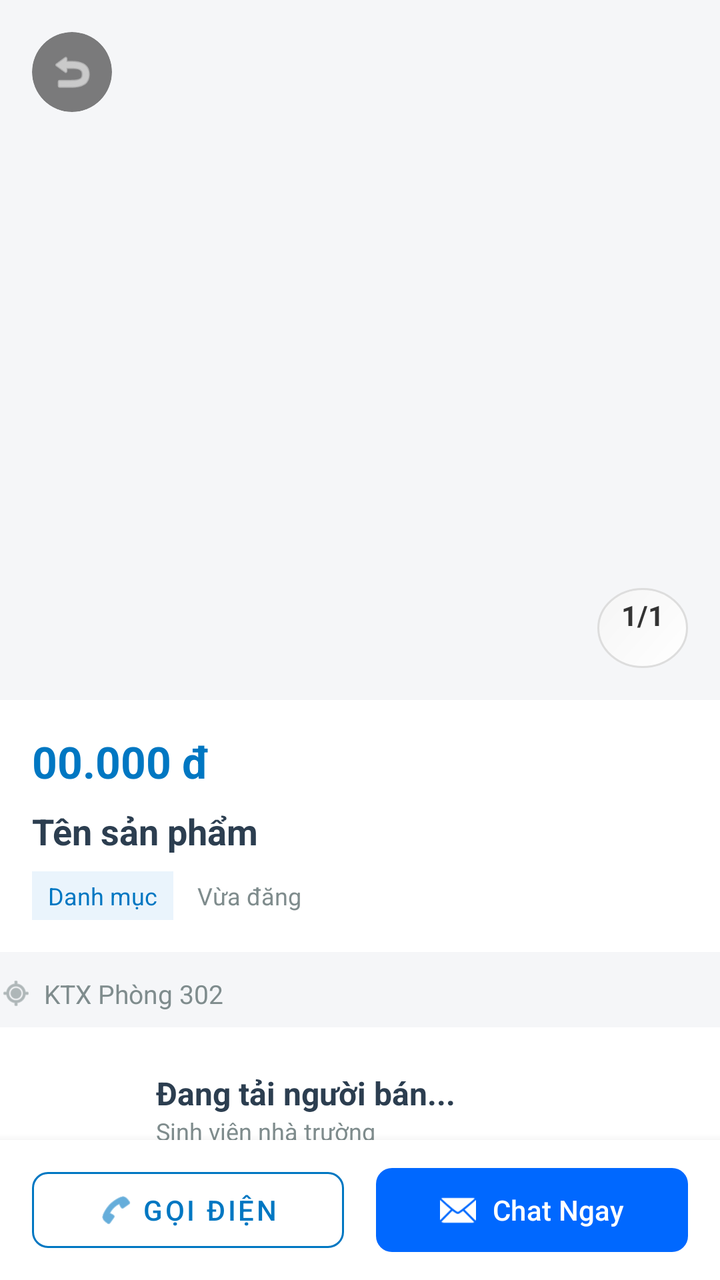
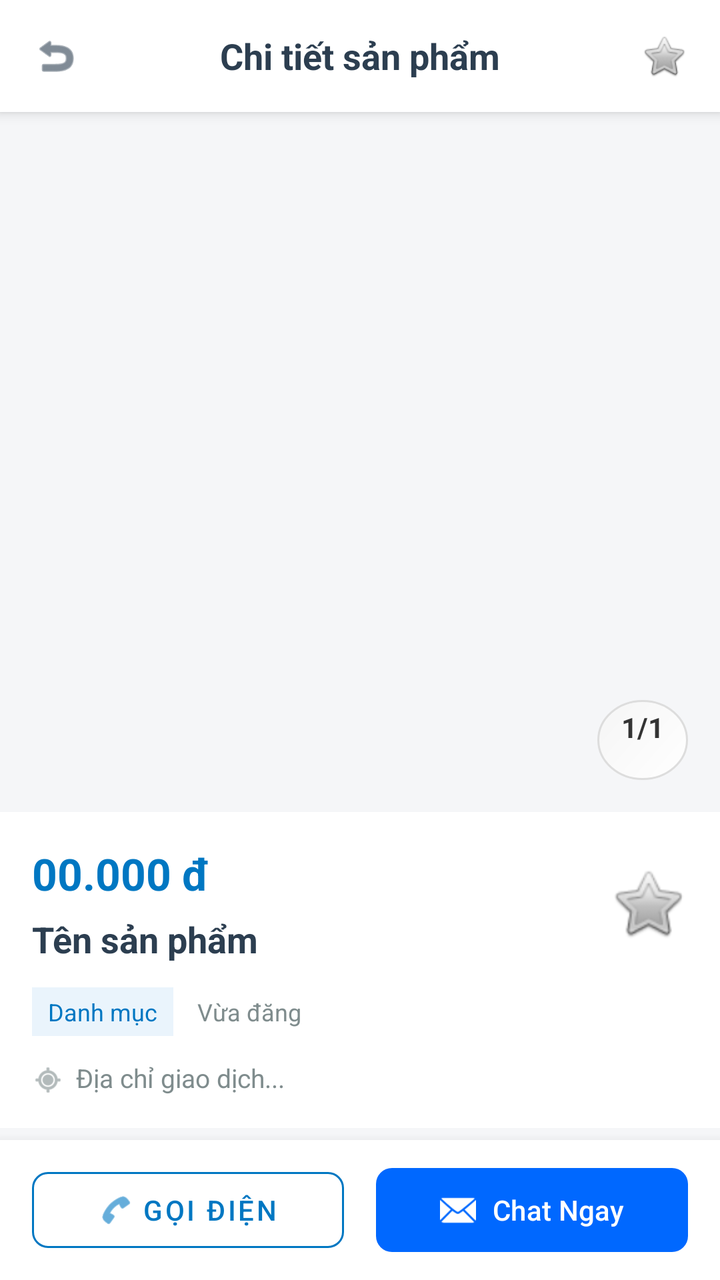

Compare the two renders of this Android layout. The source of the first and the diff that turns it into the second are given below.
<!-- AndroidManifest.xml: application theme Theme.Marketplace -->
<!-- res/layout/activity_product_detail.xml -->
<?xml version="1.0" encoding="utf-8"?>
<androidx.constraintlayout.widget.ConstraintLayout
    xmlns:android="http://schemas.android.com/apk/res/android"
    xmlns:app="http://schemas.android.com/apk/res-auto"
    android:layout_width="match_parent"
    android:layout_height="match_parent"
    android:background="#F5F6F8"> 

    
    <androidx.core.widget.NestedScrollView
        android:layout_width="match_parent"
        android:layout_height="0dp"
        app:layout_constraintTop_toTopOf="parent"
        app:layout_constraintBottom_toTopOf="@id/bottomActionBar">

        <LinearLayout
            android:layout_width="match_parent"
            android:layout_height="wrap_content"
            android:orientation="vertical">

            
            <RelativeLayout
                android:layout_width="match_parent"
                android:layout_height="350dp">

                <androidx.viewpager2.widget.ViewPager2
                    android:id="@+id/viewPagerImages"
                    android:layout_width="match_parent"
                    android:layout_height="match_parent" />

                
                <com.google.android.material.card.MaterialCardView
                    android:id="@+id/btnBack"
                    android:layout_width="40dp"
                    android:layout_height="40dp"
                    android:layout_margin="16dp"
                    app:cardCornerRadius="20dp"
                    app:cardBackgroundColor="#80000000"
                    app:strokeWidth="0dp">
                    <ImageView
                        android:layout_width="24dp"
                        android:layout_height="24dp"
                        android:layout_gravity="center"
                        android:src="@android:drawable/ic_menu_revert"
                        app:tint="#FFFFFF" />
                </com.google.android.material.card.MaterialCardView>

                
                <TextView
                    android:id="@+id/tvImageCounter"
                    android:layout_width="wrap_content"
                    android:layout_height="wrap_content"
                    android:layout_alignParentBottom="true"
                    android:layout_alignParentEnd="true"
                    android:layout_margin="16dp"
                    android:background="@drawable/bg_circle_white"
                    android:paddingHorizontal="12dp"
                    android:paddingVertical="4dp"
                    android:text="1/1"
                    android:textColor="#333"
                    android:textStyle="bold" />
            </RelativeLayout>

            
            <LinearLayout
                android:layout_width="match_parent"
                android:layout_height="wrap_content"
                android:background="#FFFFFF"
                android:orientation="vertical"
                android:padding="16dp">

                <TextView
                    android:id="@+id/tvPrice"
                    android:layout_width="match_parent"
                    android:layout_height="wrap_content"
                    android:text="00.000 đ"
                    android:textColor="@color/ocean_blue_primary"
                    android:textSize="22sp"
                    android:textStyle="bold" />

                <TextView
                    android:id="@+id/tvTitle"
                    android:layout_width="match_parent"
                    android:layout_height="wrap_content"
                    android:layout_marginTop="8dp"
                    android:text="Tên sản phẩm"
                    android:textColor="@color/text_primary"
                    android:textSize="18sp"
                    android:textStyle="bold" />

                <LinearLayout
                    android:layout_width="match_parent"
                    android:layout_height="wrap_content"
                    android:layout_marginTop="8dp"
                    android:orientation="horizontal">

                    <TextView
                        android:id="@+id/tvCategory"
                        android:layout_width="wrap_content"
                        android:layout_height="wrap_content"
                        android:background="#EAF4FC"
                        android:paddingHorizontal="8dp"
                        android:paddingVertical="4dp"
                        android:text="Danh mục"
                        android:textColor="@color/ocean_blue_primary"
                        android:textSize="12sp" />

                    <TextView
                        android:id="@+id/tvDate"
                        android:layout_width="wrap_content"
                        android:layout_height="wrap_content"
                        android:layout_marginStart="12dp"
                        android:text="Vừa đăng"
                        android:textColor="@color/text_secondary"
                        android:textSize="12sp" />
                </LinearLayout>
            </LinearLayout>

            <LinearLayout
                android:layout_width="match_parent"
                android:layout_height="wrap_content"
                android:layout_marginTop="12dp"
                android:orientation="horizontal"
                android:gravity="center_vertical">

                <ImageView
                    android:layout_width="16dp"
                    android:layout_height="16dp"
                    android:src="@android:drawable/ic_menu_mylocation"
                    app:tint="@color/text_secondary" />

                <TextView
                    android:id="@+id/tvAddress"
                    android:layout_width="wrap_content"
                    android:layout_height="wrap_content"
                    android:layout_marginStart="6dp"
                    android:text="KTX Phòng 302"
                    android:textColor="@color/text_secondary"
                    android:textSize="13sp" />
            </LinearLayout>
            
            <LinearLayout
                android:layout_width="match_parent"
                android:layout_height="wrap_content"
                android:layout_marginTop="8dp"
                android:background="#FFFFFF"
                android:orientation="horizontal"
                android:padding="16dp"
                android:gravity="center_vertical">

                <com.google.android.material.imageview.ShapeableImageView
                    android:id="@+id/ivSellerAvatar"
                    android:layout_width="50dp"
                    android:layout_height="50dp"
                    android:scaleType="centerCrop"
                    app:shapeAppearanceOverlay="@style/CircleImage"
                    android:src="@android:drawable/sym_def_app_icon"/>

                <LinearLayout
                    android:layout_width="wrap_content"
                    android:layout_height="wrap_content"
                    android:layout_marginStart="12dp"
                    android:orientation="vertical">

                    <TextView
                        android:id="@+id/tvSellerName"
                        android:layout_width="wrap_content"
                        android:layout_height="wrap_content"
                        android:text="Đang tải người bán..."
                        android:textColor="@color/text_primary"
                        android:textSize="16sp"
                        android:textStyle="bold" />

                    <TextView
                        android:layout_width="wrap_content"
                        android:layout_height="wrap_content"
                        android:text="Sinh viên nhà trường"
                        android:textColor="@color/text_secondary"
                        android:textSize="12sp" />
                </LinearLayout>
            </LinearLayout>

            
            <LinearLayout
                android:layout_width="match_parent"
                android:layout_height="wrap_content"
                android:layout_marginTop="8dp"
                android:background="#FFFFFF"
                android:orientation="vertical"
                android:padding="16dp">

                <TextView
                    android:layout_width="wrap_content"
                    android:layout_height="wrap_content"
                    android:text="Chi tiết sản phẩm"
                    android:textColor="@color/text_primary"
                    android:textSize="16sp"
                    android:textStyle="bold" />

                <TextView
                    android:id="@+id/tvDescription"
                    android:layout_width="match_parent"
                    android:layout_height="wrap_content"
                    android:layout_marginTop="8dp"
                    android:lineSpacingExtra="4dp"
                    android:text="Mô tả..."
                    android:textColor="@color/text_secondary"
                    android:textSize="14sp" />
            </LinearLayout>
        </LinearLayout>
    </androidx.core.widget.NestedScrollView>

    
    <LinearLayout
        android:id="@+id/bottomActionBar"
        android:layout_width="match_parent"
        android:layout_height="70dp"
        android:background="#FFFFFF"
        android:elevation="8dp"
        android:orientation="horizontal"
        android:paddingHorizontal="16dp"
        android:paddingVertical="10dp"
        app:layout_constraintBottom_toBottomOf="parent">

        <com.google.android.material.button.MaterialButton
            android:id="@+id/btnCall"
            style="@style/Widget.MaterialComponents.Button.OutlinedButton"
            android:layout_width="0dp"
            android:layout_height="match_parent"
            android:layout_weight="1"
            android:layout_marginEnd="8dp"
            android:text="Gọi điện"
            app:cornerRadius="8dp"
            app:icon="@android:drawable/ic_menu_call"
            app:iconGravity="textStart"
            app:strokeColor="@color/ocean_blue_primary"
            android:textColor="@color/ocean_blue_primary" />

        <com.google.android.material.button.MaterialButton
            android:id="@+id/btnChat"
            android:layout_width="0dp"
            android:layout_height="match_parent"
            android:layout_weight="1"
            android:layout_marginStart="8dp"
            android:text="Chat Ngay"
            app:backgroundTint="#0068FF"
            app:cornerRadius="8dp"
            app:icon="@android:drawable/ic_dialog_email"
            app:iconGravity="textStart" />
    </LinearLayout>

</androidx.constraintlayout.widget.ConstraintLayout>
<!-- resources referenced by this layout -->
<resources>
  <color name="ocean_blue_primary">#0077C2</color>
  <color name="text_primary">#2C3E50</color>
  <color name="text_secondary">#7F8C8D</color>
  <!-- drawable bg_circle_white (drawable) -->
  <?xml version="1.0" encoding="utf-8"?>
  <shape xmlns:android="http://schemas.android.com/apk/res/android"
      android:shape="oval">
  
      <gradient
          android:startColor="#FFFFFF"
          android:endColor="#F5F5F5"
          android:angle="135" />
  
      <stroke
          android:width="1dp"
          android:color="#DDDDDD" />
  
      <size
          android:width="40dp"
          android:height="40dp" />
  
  </shape>
  <style name="CircleImage">
          <item name="cornerSize">50%</item>
      </style>
  <style name="Theme.Marketplace" parent="Base.Theme.Marketplace" />
  <style name="Base.Theme.Marketplace" parent="Theme.Material3.DayNight.NoActionBar">
          
          <item name="colorPrimary">@color/ocean_blue_primary</item>
          <item name="colorOnPrimary">#FFFFFF</item>
          <item name="colorPrimaryContainer">@color/ocean_blue_light</item>
  
          
          <item name="colorSecondary">@color/ocean_blue_dark</item>
          <item name="colorError">#B00020</item>
      </style>
  <color name="ocean_blue_light">#59A5F5</color>
  <color name="ocean_blue_dark">#004C8C</color>
</resources>

<!-- the commit's change to res/layout/activity_product_detail.xml (unified diff, before → after) -->
@@ -4,13 +4,58 @@
     xmlns:app="http://schemas.android.com/apk/res-auto"
     android:layout_width="match_parent"
     android:layout_height="match_parent"
-    android:background="#F5F6F8"> 
+    android:background="#F5F6F8">
+
+    
+    <RelativeLayout
+        android:id="@+id/topStickyBar"
+        android:layout_width="match_parent"
+        android:layout_height="56dp"
+        android:background="#FFFFFF"
+        android:elevation="4dp"
+        app:layout_constraintTop_toTopOf="parent">
+
+        <ImageView
+            android:id="@+id/btnBackTop"
+            android:layout_width="40dp"
+            android:layout_height="40dp"
+            android:layout_centerVertical="true"
+            android:layout_marginStart="8dp"
+            android:background="?attr/selectableItemBackgroundBorderless"
+            android:clickable="true"
+            android:focusable="true"
+            android:padding="8dp"
+            android:src="@android:drawable/ic_menu_revert"
+            app:tint="@color/text_primary" />
+
+        <TextView
+            android:layout_width="wrap_content"
+            android:layout_height="wrap_content"
+            android:layout_centerInParent="true"
+            android:text="Chi tiết sản phẩm"
+            android:textColor="@color/text_primary"
+            android:textSize="18sp"
+            android:textStyle="bold" />
+
+        <ImageView
+            android:id="@+id/btnFavoriteTop"
+            android:layout_width="40dp"
+            android:layout_height="40dp"
+            android:layout_alignParentEnd="true"
+            android:layout_centerVertical="true"
+            android:layout_marginEnd="8dp"
+            android:background="?attr/selectableItemBackgroundBorderless"
+            android:clickable="true"
+            android:focusable="true"
+            android:padding="8dp"
+            android:src="@android:drawable/btn_star_big_off" />
+    </RelativeLayout>
 
     
     <androidx.core.widget.NestedScrollView
         android:layout_width="match_parent"
         android:layout_height="0dp"
-        app:layout_constraintTop_toTopOf="parent"
+        app:layout_constraintTop_toBottomOf="@id/topStickyBar"
         app:layout_constraintBottom_toTopOf="@id/bottomActionBar">
 
         <LinearLayout
@@ -27,23 +72,6 @@
                     android:id="@+id/viewPagerImages"
                     android:layout_width="match_parent"
                     android:layout_height="match_parent" />
-
-                
-                <com.google.android.material.card.MaterialCardView
-                    android:id="@+id/btnBack"
-                    android:layout_width="40dp"
-                    android:layout_height="40dp"
-                    android:layout_margin="16dp"
-                    app:cardCornerRadius="20dp"
-                    app:cardBackgroundColor="#80000000"
-                    app:strokeWidth="0dp">
-                    <ImageView
-                        android:layout_width="24dp"
-                        android:layout_height="24dp"
-                        android:layout_gravity="center"
-                        android:src="@android:drawable/ic_menu_revert"
-                        app:tint="#FFFFFF" />
-                </com.google.android.material.card.MaterialCardView>
 
                 
                 <TextView
@@ -69,30 +97,57 @@
                 android:orientation="vertical"
                 android:padding="16dp">
 
-                <TextView
-                    android:id="@+id/tvPrice"
-                    android:layout_width="match_parent"
-                    android:layout_height="wrap_content"
-                    android:text="00.000 đ"
-                    android:textColor="@color/ocean_blue_primary"
-                    android:textSize="22sp"
-                    android:textStyle="bold" />
-
-                <TextView
-                    android:id="@+id/tvTitle"
-                    android:layout_width="match_parent"
-                    android:layout_height="wrap_content"
-                    android:layout_marginTop="8dp"
-                    android:text="Tên sản phẩm"
-                    android:textColor="@color/text_primary"
-                    android:textSize="18sp"
-                    android:textStyle="bold" />
-
+                <RelativeLayout
+                    android:layout_width="match_parent"
+                    android:layout_height="wrap_content">
+
+                    <LinearLayout
+                        android:layout_width="match_parent"
+                        android:layout_height="wrap_content"
+                        android:layout_toStartOf="@id/btnFavoriteMain"
+                        android:layout_marginEnd="16dp"
+                        android:orientation="vertical">
+
+                        <TextView
+                            android:id="@+id/tvPrice"
+                            android:layout_width="match_parent"
+                            android:layout_height="wrap_content"
+                            android:text="00.000 đ"
+                            android:textColor="@color/ocean_blue_primary"
+                            android:textSize="22sp"
+                            android:textStyle="bold" />
+
+                        <TextView
+                            android:id="@+id/tvTitle"
+                            android:layout_width="match_parent"
+                            android:layout_height="wrap_content"
+                            android:layout_marginTop="6dp"
+                            android:text="Tên sản phẩm"
+                            android:textColor="@color/text_primary"
+                            android:textSize="18sp"
+                            android:textStyle="bold" />
+                    </LinearLayout>
+
+                    
+                    <ImageView
+                        android:id="@+id/btnFavoriteMain"
+                        android:layout_width="40dp"
+                        android:layout_height="40dp"
+                        android:layout_alignParentEnd="true"
+                        android:layout_centerVertical="true"
+                        android:background="?attr/selectableItemBackgroundBorderless"
+                        android:clickable="true"
+                        android:focusable="true"
+                        android:src="@android:drawable/btn_star_big_off" />
+                </RelativeLayout>
+
+                
                 <LinearLayout
                     android:layout_width="match_parent"
                     android:layout_height="wrap_content"
-                    android:layout_marginTop="8dp"
-                    android:orientation="horizontal">
+                    android:layout_marginTop="12dp"
+                    android:orientation="horizontal"
+                    android:gravity="center_vertical">
 
                     <TextView
                         android:id="@+id/tvCategory"
@@ -114,30 +169,32 @@
                         android:textColor="@color/text_secondary"
                         android:textSize="12sp" />
                 </LinearLayout>
+
+                
+                <LinearLayout
+                    android:layout_width="match_parent"
+                    android:layout_height="wrap_content"
+                    android:layout_marginTop="12dp"
+                    android:orientation="horizontal">
+
+                    <ImageView
+                        android:layout_width="16dp"
+                        android:layout_height="16dp"
+                        android:layout_marginTop="2dp"
+                        android:src="@android:drawable/ic_menu_mylocation"
+                        app:tint="@color/text_secondary" />
+
+                    <TextView
+                        android:id="@+id/tvAddress"
+                        android:layout_width="wrap_content"
+                        android:layout_height="wrap_content"
+                        android:layout_marginStart="6dp"
+                        android:text="Địa chỉ giao dịch..."
+                        android:textColor="@color/text_secondary"
+                        android:textSize="13sp" />
+                </LinearLayout>
             </LinearLayout>
 
-            <LinearLayout
-                android:layout_width="match_parent"
-                android:layout_height="wrap_content"
-                android:layout_marginTop="12dp"
-                android:orientation="horizontal"
-                android:gravity="center_vertical">
-
-                <ImageView
-                    android:layout_width="16dp"
-                    android:layout_height="16dp"
-                    android:src="@android:drawable/ic_menu_mylocation"
-                    app:tint="@color/text_secondary" />
-
-                <TextView
-                    android:id="@+id/tvAddress"
-                    android:layout_width="wrap_content"
-                    android:layout_height="wrap_content"
-                    android:layout_marginStart="6dp"
-                    android:text="KTX Phòng 302"
-                    android:textColor="@color/text_secondary"
-                    android:textSize="13sp" />
-            </LinearLayout>
             
             <LinearLayout
                 android:layout_width="match_parent"
